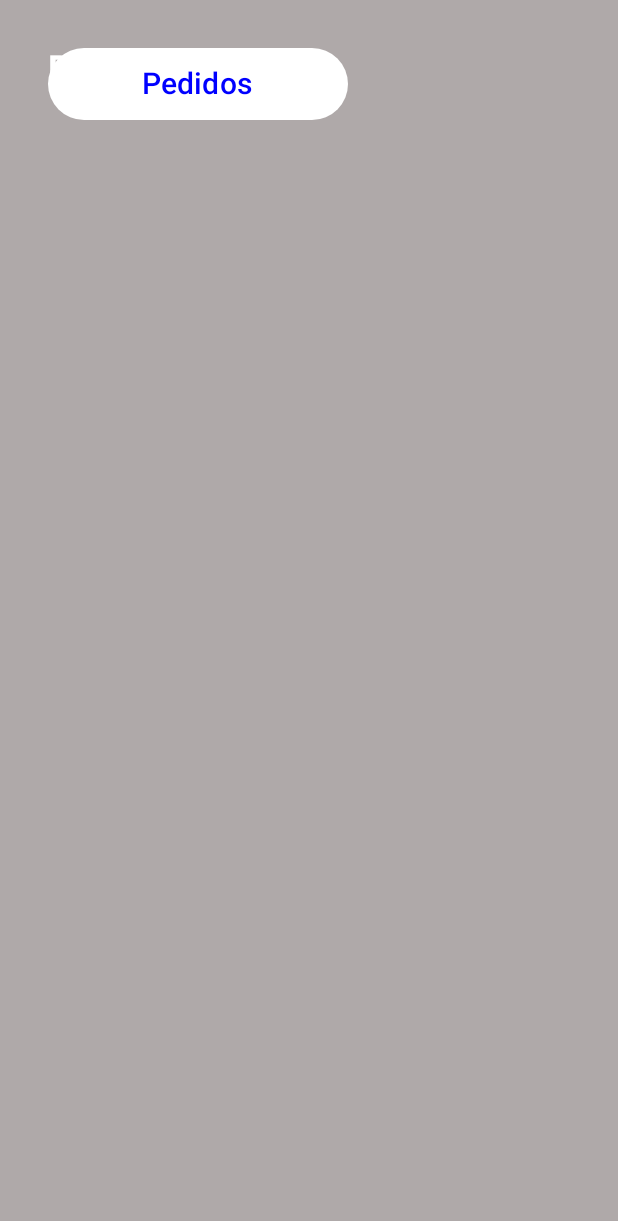
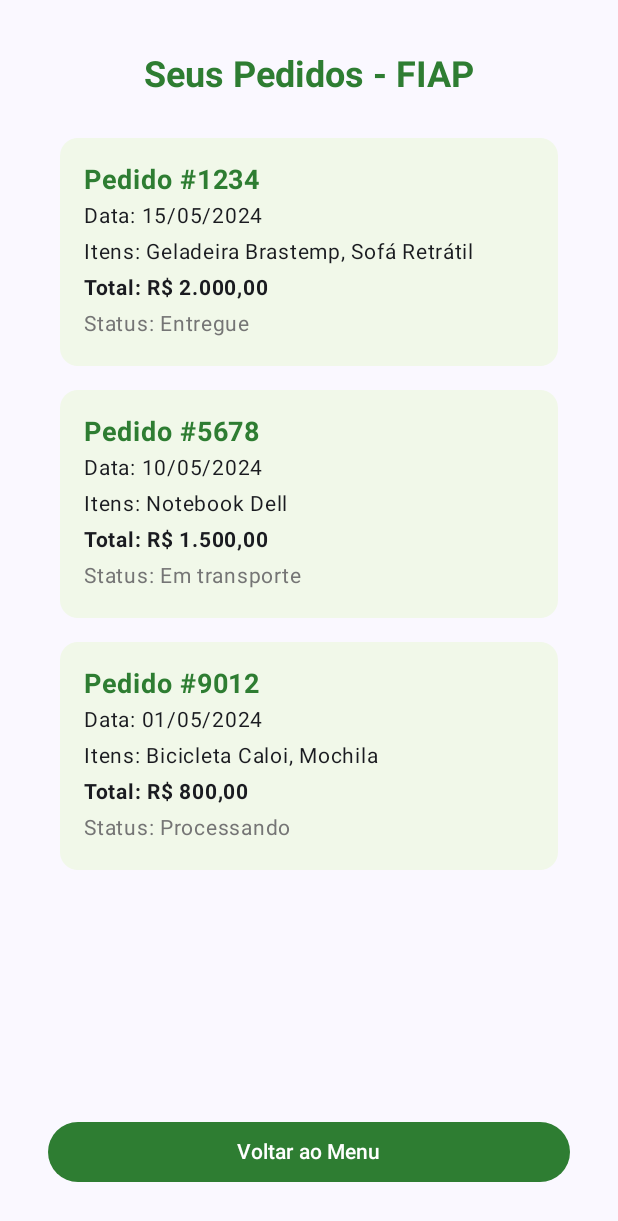
Before and after one commit to Luigustavo10/FiapEnergiaCircular, an Android app built with Jetpack Compose: the PedidosScreen screen opened through its navigation route, on a phone screen of 412 x 824 dp. Shown: the top 1221 px of the screen. Run offline under Robolectric (Android 15) with nearby library versions, the light colour scheme and no system bars.

Commit message:
Create login with API and adjusts

```diff
--- a/app/build.gradle.kts
+++ b/app/build.gradle.kts
@@ -42,6 +42,7 @@ android {
 
 dependencies {
 
+    implementation ("com.google.android.gms:play-services-auth:20.7.0")
     implementation(libs.androidx.core.ktx)
     implementation(libs.androidx.lifecycle.runtime.ktx)
     implementation(libs.androidx.activity.compose)
--- a/app/src/main/java/br/com/fiap/fiapenergiacircular/MainActivity.kt
+++ b/app/src/main/java/br/com/fiap/fiapenergiacircular/MainActivity.kt
@@ -1,5 +1,6 @@
 package br.com.fiap.fiapenergiacircular
 
+import DetalhesItemScreen
 import MenuScreen
 import android.os.Bundle
 import br.com.fiap.fiapenergiacircular.screens.LoginScreen
@@ -31,30 +32,17 @@ class MainActivity : ComponentActivity() {
         super.onCreate(savedInstanceState)
         setContent {
             FiapEnergiaCircularTheme {
-                Surface(
-                    modifier = Modifier.fillMaxSize(),
-                    color = MaterialTheme.colorScheme.background
-                ) {
+                Surface(modifier = Modifier.fillMaxSize()) {
                     val navController = rememberNavController()
                     NavHost(
                         navController = navController,
-                        startDestination = "login",
+                        startDestination = "login"
                     ) {
-                        composable(route = "login") {
-                            LoginScreen(navController)
-                        }
-                        composable(route = "cadastro") {
-                            CadastroScreen(navController)
-                        }
-                        composable(route = "menu") {
-                            MenuScreen(navController)
-                        }
-                        composable(route = "pedidos") {
-                            PedidosScreen(navController, cliente = "FIAP")
-                        }
-                        composable(route = "perfil") {
-                            PerfilScreen(navController)
-                        }
+                        composable("login") { LoginScreen(navController) }
+                        composable("cadastro") { CadastroScreen(navController) }
+                        composable("menu") { MenuScreen(navController) }
+                        composable("pedidos") { PedidosScreen(navController, "FIAP") }
+                        composable("perfil") { PerfilScreen(navController) }
                     }
                 }
             }
--- a/app/src/main/java/br/com/fiap/fiapenergiacircular/screens/LoginsScreen.kt
+++ b/app/src/main/java/br/com/fiap/fiapenergiacircular/screens/LoginsScreen.kt
@@ -18,12 +18,29 @@ import androidx.compose.ui.unit.dp
 import androidx.compose.ui.unit.sp
 import androidx.navigation.NavController
 import br.com.fiap.fiapenergiacircular.R
+import android.content.Intent
+import android.util.Log
+import androidx.activity.compose.rememberLauncherForActivityResult
+import androidx.activity.result.contract.ActivityResultContracts
+import androidx.compose.material3.Button
+import androidx.compose.material3.Text
+import androidx.compose.ui.input.pointer.motionEventSpy
+import androidx.compose.ui.platform.LocalContext
+import com.google.android.gms.auth.api.signin.GoogleSignIn
+import com.google.android.gms.auth.api.signin.GoogleSignInClient
+import com.google.android.gms.auth.api.signin.GoogleSignInOptions
+import com.google.android.gms.common.api.ApiException
 
 @OptIn(ExperimentalMaterial3Api::class)
 @Composable
 fun LoginScreen(navController: NavController) {
     var email by remember { mutableStateOf("") }
     var senha by remember { mutableStateOf("") }
+    val context = LocalContext.current
+    val gso = GoogleSignInOptions.Builder(GoogleSignInOptions.DEFAULT_SIGN_IN)
+        .requestEmail()
+        .build()
+    val googleSignInClient = GoogleSignIn.getClient(context, gso)
 
     Column(
         modifier = Modifier
@@ -87,9 +104,35 @@ fun LoginScreen(navController: NavController) {
         Button(
             onClick = { navController.navigate("menu") },
             modifier = Modifier.fillMaxWidth(),
-            colors = ButtonDefaults.buttonColors(containerColor = Color(0xFF2E7D32))
+            colors = ButtonDefaults.buttonColors(containerColor = Color(0xFF43A047))
         ) {
             Text("Entrar", color = Color.White)
+        }
+
+        Spacer(modifier = Modifier.height(16.dp))
+
+        val googleSignInLauncher = rememberLauncherForActivityResult(
+            contract = ActivityResultContracts.StartActivityForResult()
+        ) { result ->
+            val task = GoogleSignIn.getSignedInAccountFromIntent(result.data)
+            try {
+                val account = task.getResult(ApiException::class.java)
+                Log.d("LoginGoogle", "Usuário logado: ${account.email}")
+                navController.navigate("menu")
+            } catch (e: ApiException) {
+                Log.e("LoginGoogle", "Erro ao logar: ${e.message}")
+            }
+        }
+
+        Button(
+            onClick = {
+                val signInIntent = googleSignInClient.signInIntent
+                googleSignInLauncher.launch(signInIntent)
+            },
+            modifier = Modifier.fillMaxWidth(),
+            colors = ButtonDefaults.buttonColors(containerColor = Color(0xFFDB4437))
+        ) {
+            Text("Entrar com Google", color = Color.White)
         }
 
         Spacer(modifier = Modifier.height(16.dp))
--- /dev/null
+++ b/app/src/main/java/br/com/fiap/fiapenergiacircular/screens/PedidosScreen.kt
@@ -0,0 +1,87 @@
+package br.com.fiap.fiapenergiacircular.screens
+
+import androidx.compose.foundation.background
+import androidx.compose.foundation.layout.*
+import androidx.compose.foundation.lazy.LazyColumn
+import androidx.compose.foundation.lazy.items
+import androidx.compose.foundation.shape.RoundedCornerShape
+import androidx.compose.material3.*
+import androidx.compose.runtime.Composable
+import androidx.compose.ui.Alignment
+import androidx.compose.ui.Modifier
+import androidx.compose.ui.graphics.Color
+import androidx.compose.ui.text.font.FontWeight
+import androidx.compose.ui.unit.dp
+import androidx.compose.ui.unit.sp
+import androidx.navigation.NavController
+
+@Composable
+fun PedidosScreen(navController: NavController, cliente: String?) {
+    val pedidos = listOf(
+        Pedido("1234", "15/05/2024", listOf("Geladeira Brastemp", "Sofá Retrátil"), "R$ 2.000,00", "Entregue"),
+        Pedido("5678", "10/05/2024", listOf("Notebook Dell"), "R$ 1.500,00", "Em transporte"),
+        Pedido("9012", "01/05/2024", listOf("Bicicleta Caloi", "Mochila"), "R$ 800,00", "Processando")
+    )
+
+    Column(
+        modifier = Modifier
+            .fillMaxSize()
+            .padding(32.dp),
+        horizontalAlignment = Alignment.CenterHorizontally
+    ) {
+        Text(
+            text = "Seus Pedidos - ${cliente ?: "Visitante"}",
+            style = MaterialTheme.typography.headlineMedium,
+            color = Color(0xFF2E7D32),
+            fontSize = 24.sp,
+            fontWeight = FontWeight.Bold
+        )
+
+        Spacer(modifier = Modifier.height(16.dp))
+
+        LazyColumn(
+            modifier = Modifier.weight(1f)
+        ) {
+            items(pedidos) { pedido ->
+                PedidoCard(pedido)
+            }
+        }
+
+        Spacer(modifier = Modifier.height(24.dp))
+
+        Button(
+            onClick = { navController.navigate("menu") },
+            modifier = Modifier.fillMaxWidth(),
+            colors = ButtonDefaults.buttonColors(containerColor = Color(0xFF2E7D32))
+        ) {
+            Text("Voltar ao Menu", color = Color.White)
+        }
+    }
+}
+
+@Composable
+fun PedidoCard(pedido: Pedido) {
+    Card(
+        modifier = Modifier
+            .fillMaxWidth()
+            .padding(8.dp),
+        shape = RoundedCornerShape(12.dp),
+        colors = CardDefaults.cardColors(containerColor = Color(0xFFF1F8E9))
+    ) {
+        Column(modifier = Modifier.padding(16.dp)) {
+            Text("Pedido #${pedido.numero}", fontWeight = FontWeight.Bold, color = Color(0xFF2E7D32), fontSize = 18.sp)
+            Text("Data: ${pedido.data}", fontSize = 14.sp)
+            Text("Itens: ${pedido.itens.joinToString(", ")}", fontSize = 14.sp)
+            Text("Total: ${pedido.total}", fontSize = 14.sp, fontWeight = FontWeight.Bold)
+            Text("Status: ${pedido.status}", fontSize = 14.sp, color = Color(0xFF757575))
+        }
+    }
+}
+
+data class Pedido(
+    val numero: String,
+    val data: String,
+    val itens: List<String>,
+    val total: String,
+    val status: String
+)
--- a/app/src/main/java/br/com/fiap/fiapenergiacircular/screens/PedidosScrren.kt
+++ /dev/null
@@ -1,41 +0,0 @@
-package br.com.fiap.fiapenergiacircular.screens
-
-import androidx.compose.foundation.background
-import androidx.compose.foundation.layout.Box
-import androidx.compose.foundation.layout.fillMaxSize
-import androidx.compose.foundation.layout.padding
-import androidx.compose.foundation.layout.size
-import androidx.compose.material3.Button
-import androidx.compose.material3.ButtonDefaults
-import androidx.compose.material3.Text
-import androidx.compose.runtime.Composable
-import androidx.compose.ui.Alignment
-import androidx.compose.ui.Modifier
-import androidx.compose.ui.graphics.Color
-import androidx.compose.ui.text.font.FontWeight
-import androidx.compose.ui.unit.dp
-import androidx.compose.ui.unit.sp
-import androidx.navigation.NavController
-
-@Composable
-fun PedidosScreen(navController: NavController, cliente: String?) {
-    Box(modifier = Modifier
-        .fillMaxSize()
-        .background(Color(0xFFAFA9A9))
-        .padding(32.dp)
-    ) {
-        Text(
-            text = "PEDIDOS - $cliente",
-            fontSize = 24.sp,
-            fontWeight = FontWeight.Bold,
-            color = Color.White
-        )
-        Button(
-            onClick = { navController.navigate("pedidos?cliente=FIAP") },
-            colors = ButtonDefaults.buttonColors(Color.White),
-            modifier = Modifier.size(width = 200.dp, height = 48.dp)
-        ) {
-            Text(text = "Pedidos", fontSize = 20.sp, color = Color.Blue)
-        }
-    }
-}
```
Also changed, not shown: app/src/main/java/br/com/fiap/fiapenergiacircular/screens/DetalheItensScreen.kt (deleted, +0 -52 lines), app/src/main/java/br/com/fiap/fiapenergiacircular/screens/ListaItensScreen.kt (deleted, +0 -60 lines), app/src/main/java/br/com/fiap/fiapenergiacircular/screens/MenuScreen.kt (+24 -27 lines), app/src/main/java/br/com/fiap/fiapenergiacircular/screens/PerfilScreen.kt (+12 -8 lines).
